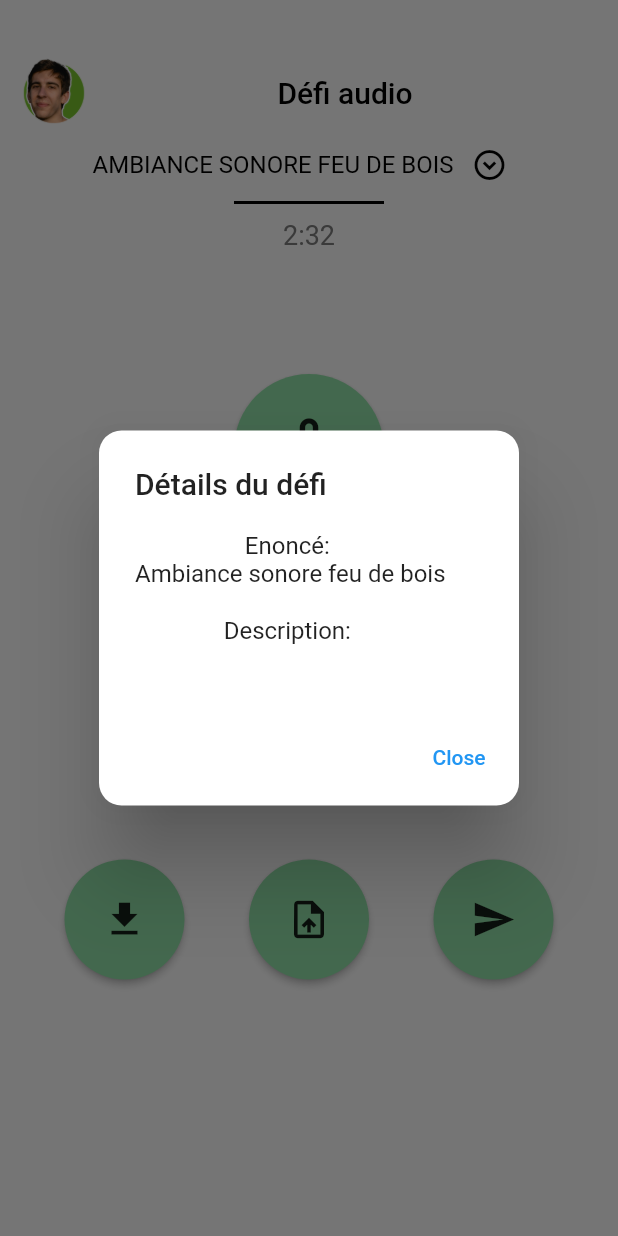
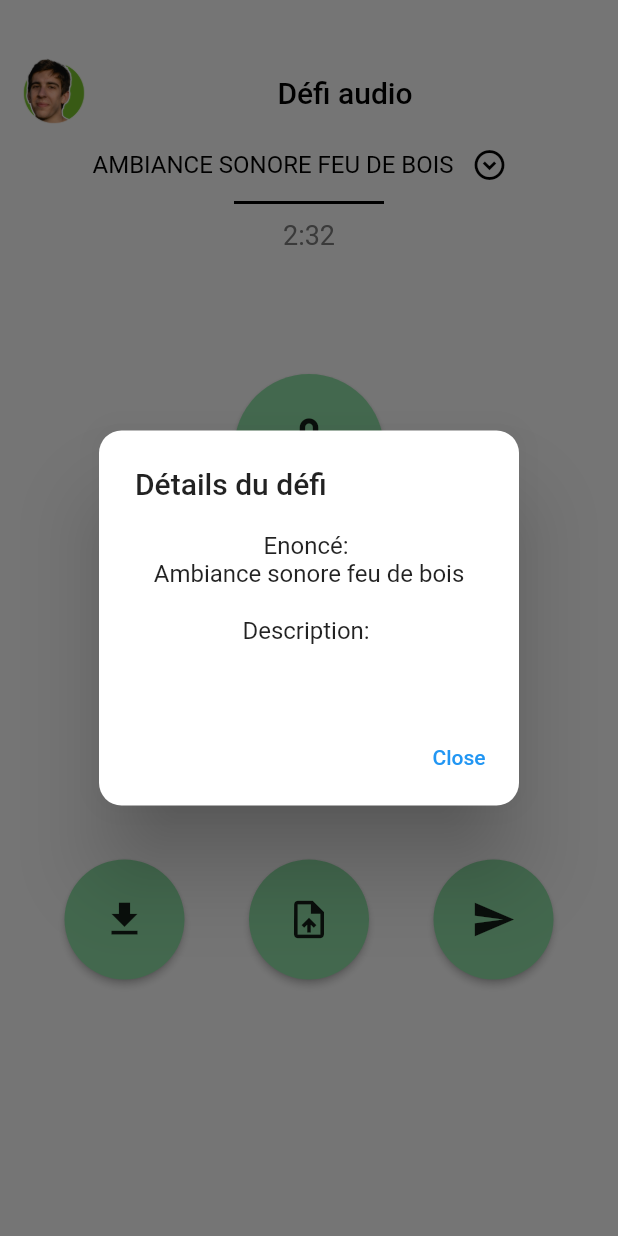
Before and after one commit to scurila/artivity-front, a Flutter app: the DefiAudio widget shown alone on an empty page, opened directly, after a tap on the "expand circle down" icon, on a phone screen of 412 x 824 dp. Run offline on Flutter 3.47's test engine with Material 2 defaults, Android fonts, the phone set to English and light mode, and no system bars; our stand-ins replace flutter_svg, fluttertoast, gallery_saver, image_picker; missing offline and left inert: image_painter; project files that could hold a hidden picture were left out.

Commit message:
popup centered + constants

```diff
--- a/lib/screens/defiAudio/DefiAudio.dart
+++ b/lib/screens/defiAudio/DefiAudio.dart
@@ -23,7 +23,7 @@ class DefiAudio extends StatelessWidget {
           decoration: const BoxDecoration(color: Colors.white),
           child: Column(
               children: [
-                Headbar(leftContainer: Image.asset('assets/images/ARTHUR.png', width: 48,), text: defiAudioText, rightContainer: Container()),
+                Headbar(leftContainer: Image.asset('assets/images/ARTHUR.png', width: 48,), text: defiAudio, rightContainer: Container()),
 
                 Row(
                     crossAxisAlignment: CrossAxisAlignment.center,
--- a/lib/screens/defiDessin/DefiDessin.dart
+++ b/lib/screens/defiDessin/DefiDessin.dart
@@ -57,7 +57,7 @@ class _DefiDessinState extends State<DefiDessin> {
           decoration: const BoxDecoration(color: Colors.white),
           child: Column(
               children: [
-                Headbar(leftContainer: Image.asset('assets/images/ARTHUR.png', width: 48,), text: defiPhotoText, rightContainer: Container(width: 48, height: 48,)),
+                Headbar(leftContainer: Image.asset('assets/images/ARTHUR.png', width: 48,), text: defiDessin, rightContainer: Container(width: 48, height: 48,)),
 
                 Row(
                     crossAxisAlignment: CrossAxisAlignment.center,
@@ -68,7 +68,8 @@ class _DefiDessinState extends State<DefiDessin> {
                         showDialog(
                           context: context,
                           builder: (BuildContext context) => Popup(title: widget.title, description: widget.description,),
-                        ); }, icon: const Icon(Icons.expand_circle_down_outlined,color: Colors.black)),
+                        ); },
+                          icon: const Icon(Icons.expand_circle_down_outlined,color: Colors.black)),
 
                     ]
                 ),
--- a/lib/screens/defiPhoto/DefiPhoto.dart
+++ b/lib/screens/defiPhoto/DefiPhoto.dart
@@ -24,7 +24,7 @@ class DefiPhoto extends StatelessWidget {
           decoration: const BoxDecoration(color: Colors.white),
           child: Column(
               children: [
-                Headbar(leftContainer: Image.asset('assets/images/ARTHUR.png', width: 48,), text: defiPhotoText, rightContainer: Container()),
+                Headbar(leftContainer: Image.asset('assets/images/ARTHUR.png', width: 48,), text: defiPhoto, rightContainer: Container()),
 
                 Row(
                     crossAxisAlignment: CrossAxisAlignment.center,
--- a/lib/screens/widgets/Popup.dart
+++ b/lib/screens/widgets/Popup.dart
@@ -19,18 +19,13 @@ class Popup extends StatelessWidget {
 
       content: Column(
         mainAxisSize: MainAxisSize.min,
-        crossAxisAlignment: CrossAxisAlignment.start,
+        crossAxisAlignment: CrossAxisAlignment.center,
         children: <Widget>[
-          Column(
-            crossAxisAlignment: CrossAxisAlignment.center,
-            children: [
-              const Text(enoncePopup),
-              Text(title),
-              const Text(''),
-              const Text(descriptionPopup),
-              Text(description),
-            ],
-          ),
+          const Text(enoncePopup),
+          Text(title),
+          const Text(''),
+          const Text(descriptionPopup),
+          Text(description),
         ],
       ),
 
--- a/lib/theme/constants.dart
+++ b/lib/theme/constants.dart
@@ -63,14 +63,8 @@ const String presentationDefiCommentaires = "Commentaires";
 const String presentationDefiDescription = "Description";
 const String presentationDefiCommencer = "Commencer défi !";
 
-//DefiAudio
-const String defiAudioText = "Défi audio";
-
 //DefiVideo
 const String defiVideoText = "Défi vidéo";
-
-//DefiPhoto
-const String defiPhotoText = "Défi photo";
 
 //Popup
 const String titrePopup = "Détails du défi";
```
